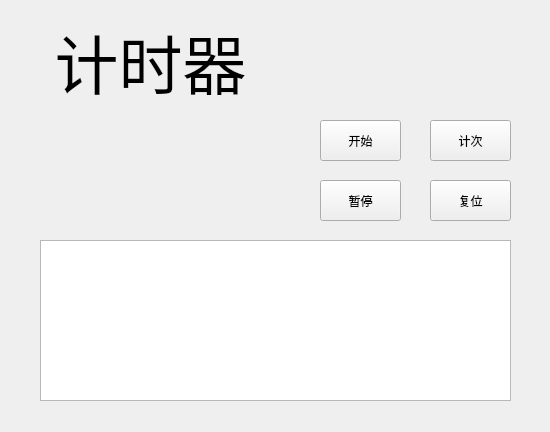
Old version of the form realProgect/sec_clock.ui in the repository Arthur381/QTproject.
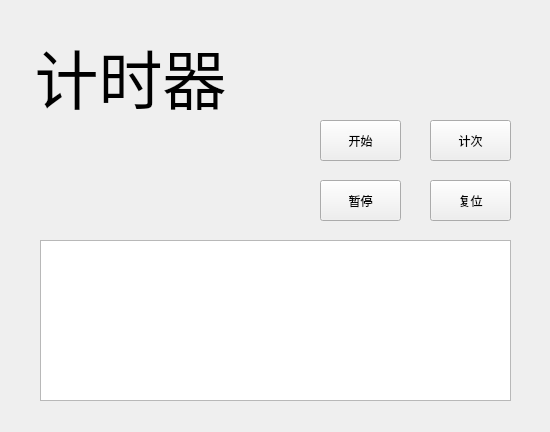
New version of the form.

Patch:
```diff
--- a/realProgect/sec_clock.ui
+++ b/realProgect/sec_clock.ui
@@ -127,9 +127,9 @@
   <widget class="QLabel" name="curtime">
    <property name="geometry">
     <rect>
-     <x>280</x>
-     <y>20</y>
-     <width>231</width>
+     <x>260</x>
+     <y>40</y>
+     <width>271</width>
      <height>51</height>
     </rect>
    </property>
@@ -148,10 +148,10 @@
   <widget class="QLabel" name="label">
    <property name="geometry">
     <rect>
-     <x>20</x>
-     <y>20</y>
+     <x>0</x>
+     <y>30</y>
      <width>261</width>
-     <height>81</height>
+     <height>91</height>
     </rect>
    </property>
    <property name="font">
```
